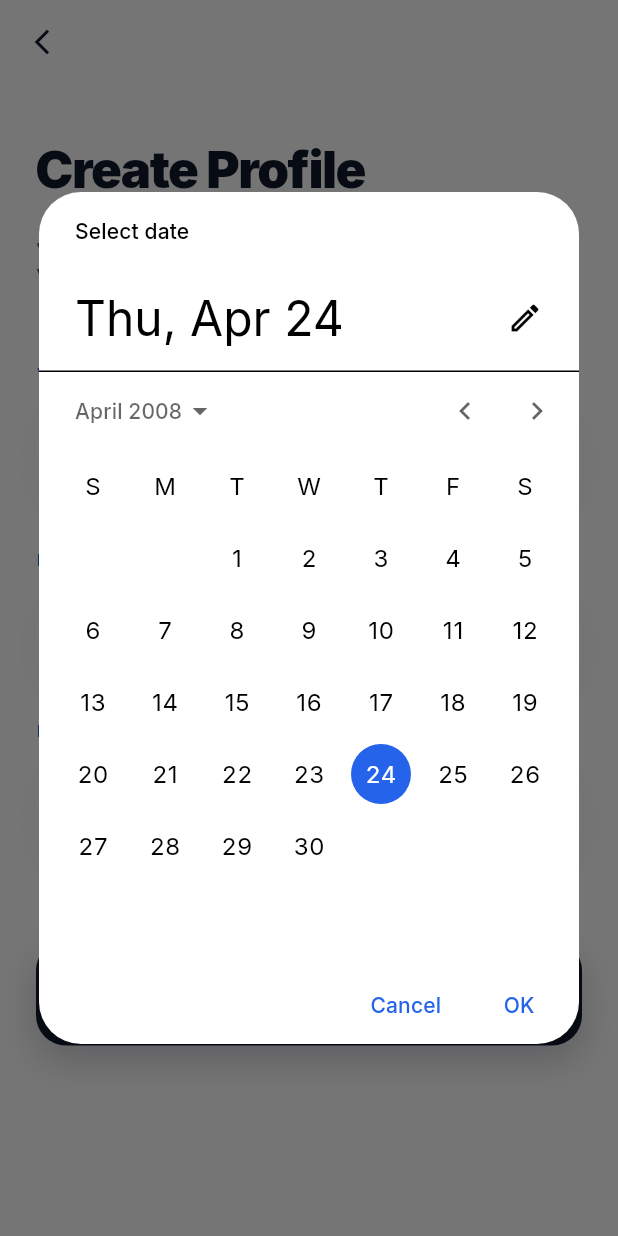
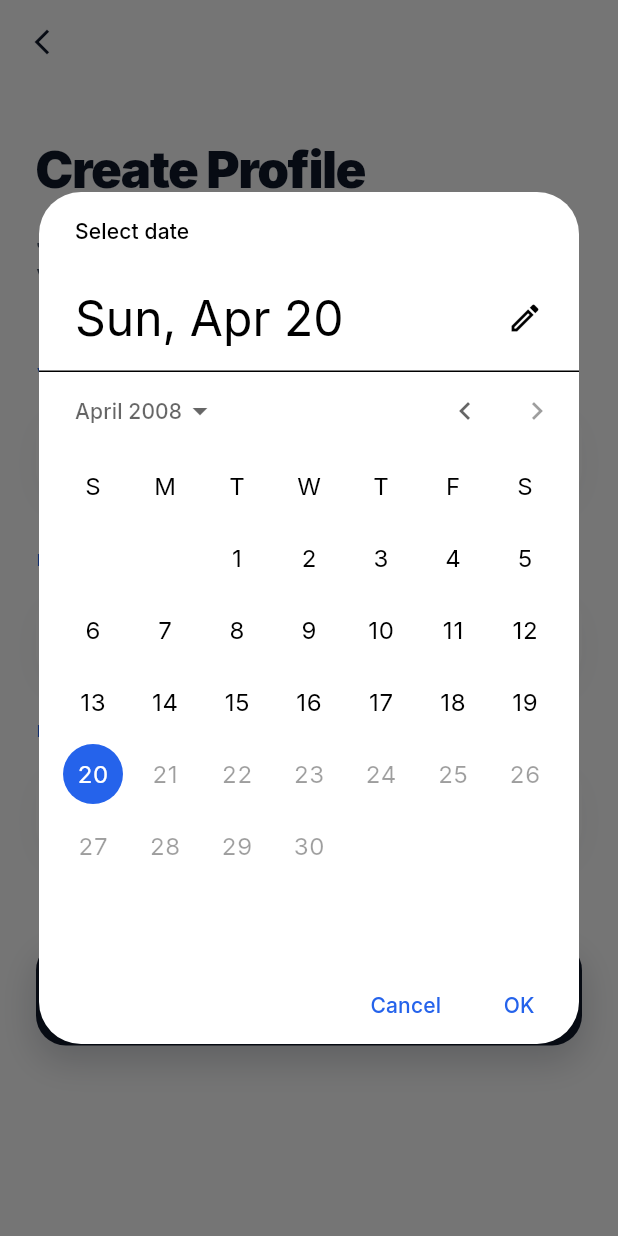
Before and after one commit to TamilselvanRaman/VotingSystem, a Flutter app: the RegisterScreen screen opened directly, after a tap on "Select Date of Birth", on a phone screen of 412 x 824 dp. Run offline on Flutter 3.47's test engine with Material 3 defaults, Android fonts, the phone set to English and light mode, and no system bars; our stand-ins replace animate_do, cloud_firestore, firebase_auth, firebase_core, google_fonts, shared_preferences; accounts and stored records are empty.

Commit message:
Enhance registration: Enforce uppercase Voter ID and 18+ age validation

```diff
--- a/frontend_mobile/lib/screens/register_screen.dart
+++ b/frontend_mobile/lib/screens/register_screen.dart
@@ -106,11 +106,14 @@ class _RegisterScreenState extends State<RegisterScreen> {
   }
 
   Future<void> _selectDate() async {
+    final now = DateTime.now();
+    final eighteenYearsAgo = DateTime(now.year - 18, now.month, now.day);
+
     DateTime? picked = await showDatePicker(
       context: context,
-      initialDate: DateTime.now().subtract(const Duration(days: 6570)), // 18 years ago
+      initialDate: eighteenYearsAgo,
       firstDate: DateTime(1900),
-      lastDate: DateTime.now(),
+      lastDate: eighteenYearsAgo, // Cannot select a date later than 18 years ago
       builder: (context, child) {
         return Theme(
           data: Theme.of(context).copyWith(
@@ -471,6 +474,16 @@ class _RegisterScreenState extends State<RegisterScreen> {
           child: TextField(
             controller: controller,
             enabled: enabled,
+            textCapitalization: label.contains("VOTER ID")
+                ? TextCapitalization.characters
+                : TextCapitalization.none,
+            inputFormatters: label.contains("VOTER ID")
+                ? [
+                    TextInputFormatter.withFunction((oldValue, newValue) {
+                      return newValue.copyWith(text: newValue.text.toUpperCase());
+                    }),
+                  ]
+                : [],
             style: GoogleFonts.inter(fontWeight: FontWeight.w700, color: AppConstants.navy),
             decoration: InputDecoration(
               hintText: hint,
```
